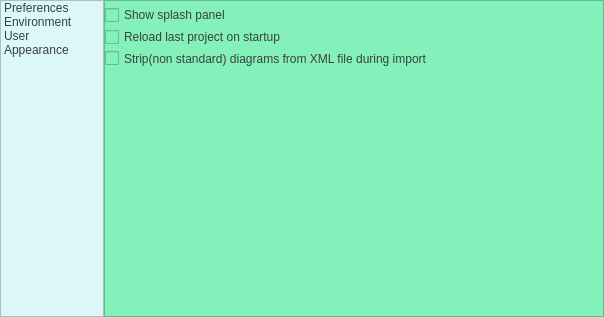
The window that C++/lab3InterfaceStub/settings.ui (MaxDavidenko/University) describes before a commit, drawn with Qt 5.
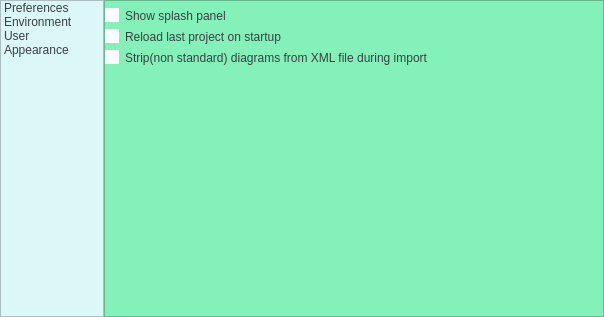
The same window after the commit. The open tabs and pages were chosen to show the change.

Patch:
```diff
--- a/C++/lab3InterfaceStub/settings.ui
+++ b/C++/lab3InterfaceStub/settings.ui
@@ -11,7 +11,7 @@
    </rect>
   </property>
   <property name="sizePolicy">
-   <sizepolicy hsizetype="Fixed" vsizetype="Fixed">
+   <sizepolicy hsizetype="MinimumExpanding" vsizetype="MinimumExpanding">
     <horstretch>0</horstretch>
     <verstretch>0</verstretch>
    </sizepolicy>
@@ -35,7 +35,17 @@
    </size>
   </property>
   <property name="windowTitle">
-   <string>Form</string>
+   <string>Settings</string>
+  </property>
+  <property name="styleSheet">
+   <string notr="true">QCheckBox::indicator::unchecked
+{
+background-color: #ffffff;
+}
+QCheckBox::indicator::checked
+{
+background-color: #ffffff;
+}</string>
   </property>
   <layout class="QHBoxLayout" name="horizontalLayout">
    <property name="spacing">
```
Left out of the diff: 8 changed lines with no effect on the pictures.
